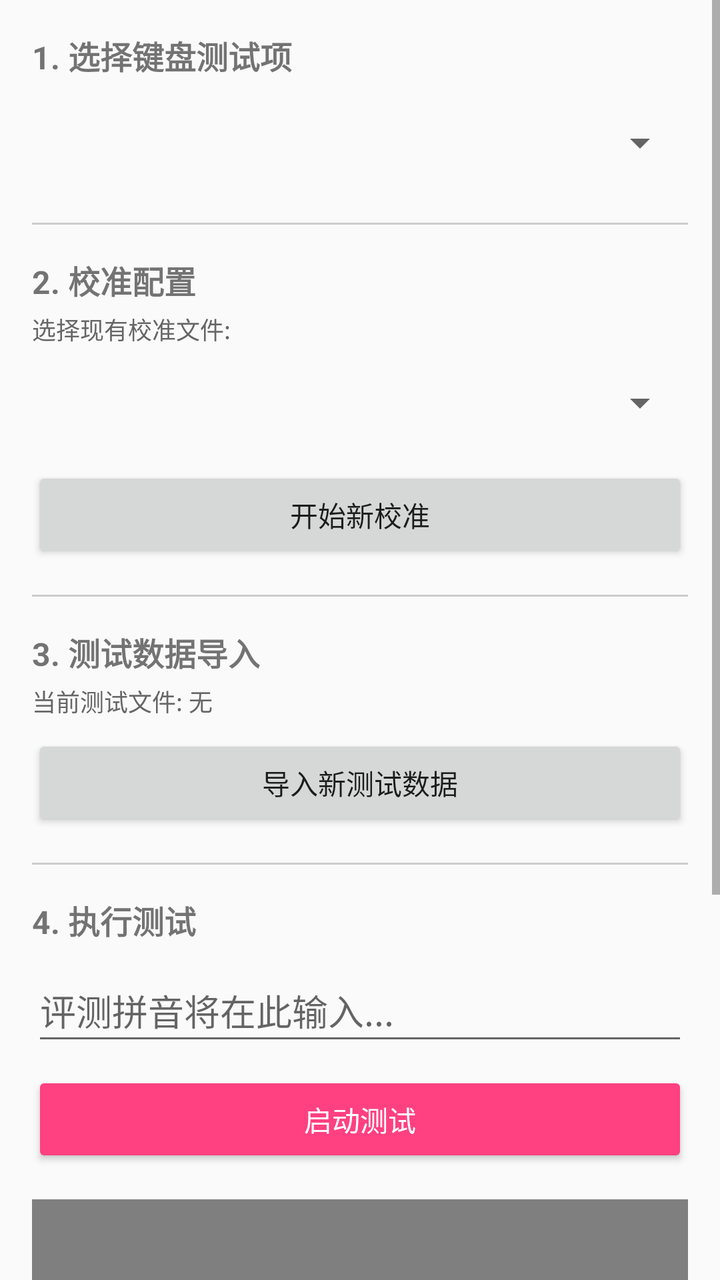
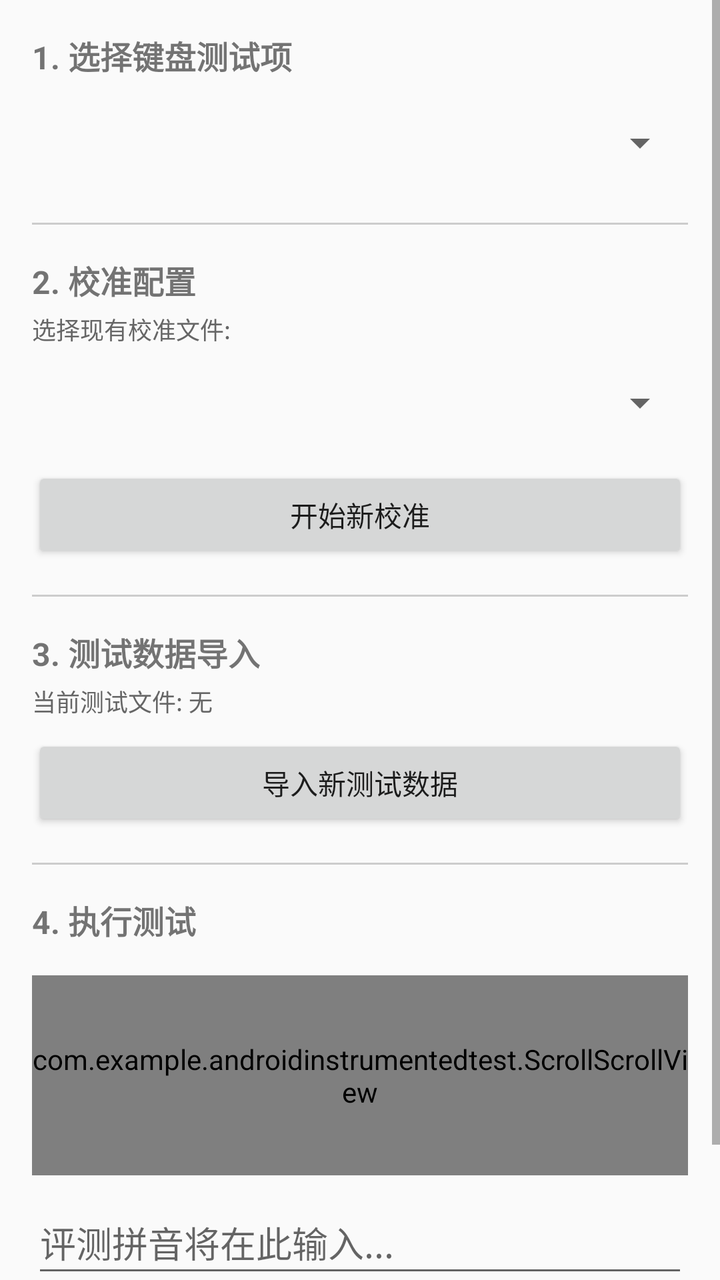

Before-and-after screenshots of an Android layout around one commit, followed by the original layout XML and the change that was made.
<!-- AndroidManifest.xml: activity theme Theme.AndroidInstrumentedTest -->
<!-- res/layout/activity_main.xml -->
<?xml version="1.0" encoding="utf-8"?>
<androidx.constraintlayout.widget.ConstraintLayout xmlns:android="http://schemas.android.com/apk/res/android"
    xmlns:app="http://schemas.android.com/apk/res-auto"
    xmlns:tools="http://schemas.android.com/tools"
    android:layout_width="match_parent"
    android:layout_height="match_parent"
    tools:context=".MainActivity">

    <ScrollView
        android:layout_width="match_parent"
        android:layout_height="match_parent">

        <LinearLayout
            android:layout_width="match_parent"
            android:layout_height="wrap_content"
            android:orientation="vertical"
            android:padding="16dp">

            
            <TextView
                android:layout_width="wrap_content"
                android:layout_height="wrap_content"
                android:text="1. 选择键盘测试项"
                android:textStyle="bold"
                android:textSize="16sp" />

            <Spinner
                android:id="@+id/keyboard_type_spinner"
                android:layout_width="match_parent"
                android:layout_height="48dp"
                android:layout_marginTop="8dp" />

            <View
                android:layout_width="match_parent"
                android:layout_height="1dp"
                android:background="#CCCCCC"
                android:layout_marginTop="16dp"
                android:layout_marginBottom="16dp" />

            
            <TextView
                android:layout_width="wrap_content"
                android:layout_height="wrap_content"
                android:text="2. 校准配置"
                android:textStyle="bold"
                android:textSize="16sp" />

            <TextView
                android:layout_width="match_parent"
                android:layout_height="wrap_content"
                android:layout_marginTop="4dp"
                android:text="选择现有校准文件:"
                android:textSize="12sp"
                android:textColor="#666666" />

            <Spinner
                android:id="@+id/calibration_file_spinner"
                android:layout_width="match_parent"
                android:layout_height="48dp"
                android:layout_marginTop="4dp" />

            <Button
                android:id="@+id/calibrate_button"
                android:layout_width="match_parent"
                android:layout_height="wrap_content"
                android:layout_marginTop="8dp"
                android:text="开始新校准" />

            <View
                android:layout_width="match_parent"
                android:layout_height="1dp"
                android:background="#CCCCCC"
                android:layout_marginTop="16dp"
                android:layout_marginBottom="16dp" />

            
            <TextView
                android:layout_width="wrap_content"
                android:layout_height="wrap_content"
                android:text="3. 测试数据导入"
                android:textStyle="bold"
                android:textSize="16sp" />

            <TextView
                android:id="@+id/current_test_data_text"
                android:layout_width="match_parent"
                android:layout_height="wrap_content"
                android:layout_marginTop="4dp"
                android:text="当前测试文件: 无"
                android:textSize="12sp"
                android:textColor="#666666" />

            <Button
                android:id="@+id/import_data_button"
                android:layout_width="match_parent"
                android:layout_height="wrap_content"
                android:layout_marginTop="8dp"
                android:text="导入新测试数据" />

            <View
                android:layout_width="match_parent"
                android:layout_height="1dp"
                android:background="#CCCCCC"
                android:layout_marginTop="16dp"
                android:layout_marginBottom="16dp" />

            
            <TextView
                android:layout_width="wrap_content"
                android:layout_height="wrap_content"
                android:text="4. 执行测试"
                android:textStyle="bold"
                android:textSize="16sp" />

            <EditText
                android:id="@+id/evaluation_edit_text"
                android:layout_width="match_parent"
                android:layout_height="wrap_content"
                android:layout_marginTop="8dp"
                android:minHeight="48dp"
                android:hint="评测拼音将在此输入..."
                android:visibility="visible" />

            <Button
                android:id="@+id/start_test_button"
                android:layout_width="match_parent"
                android:layout_height="wrap_content"
                android:layout_marginTop="8dp"
                android:text="启动测试"
                android:backgroundTint="#FF4081"
                android:textColor="#FFFFFF" />

            <com.example.androidinstrumentedtest.ScrollScrollView
                android:id="@+id/report_scroll_view"
                android:layout_width="match_parent"
                android:layout_height="300dp"
                android:layout_marginTop="16dp"
                android:background="#F5F5F5">

                <TextView
                    android:id="@+id/report_text_view"
                    android:layout_width="match_parent"
                    android:layout_height="wrap_content"
                    android:padding="12dp"
                    android:textIsSelectable="true"
                    android:textSize="12sp"
                    android:text="评测日志区域..." />
            </com.example.androidinstrumentedtest.ScrollScrollView>

        </LinearLayout>
    </ScrollView>

</androidx.constraintlayout.widget.ConstraintLayout>
<!-- resources referenced by this layout -->
<resources>
  <style name="Theme.AndroidInstrumentedTest" parent="Theme.AppCompat.Light.NoActionBar" />
</resources>

<!-- the commit's change to res/layout/activity_main.xml (unified diff, before → after) -->
@@ -7,10 +7,12 @@
     tools:context=".MainActivity">
 
     <ScrollView
+        android:id="@+id/main_scroll_view"
         android:layout_width="match_parent"
         android:layout_height="match_parent">
 
         <LinearLayout
+            android:id="@+id/main_content_container"
             android:layout_width="match_parent"
             android:layout_height="wrap_content"
             android:orientation="vertical"
@@ -112,6 +114,23 @@
                 android:textStyle="bold"
                 android:textSize="16sp" />
 
+            <com.example.androidinstrumentedtest.ScrollScrollView
+                android:id="@+id/report_scroll_view"
+                android:layout_width="match_parent"
+                android:layout_height="100dp"
+                android:layout_marginTop="16dp"
+                android:background="#F5F5F5">
+
+                <TextView
+                    android:id="@+id/report_text_view"
+                    android:layout_width="match_parent"
+                    android:layout_height="wrap_content"
+                    android:padding="12dp"
+                    android:textIsSelectable="true"
+                    android:textSize="12sp"
+                    android:text="评测日志区域..." />
+            </com.example.androidinstrumentedtest.ScrollScrollView>
+
             <EditText
                 android:id="@+id/evaluation_edit_text"
                 android:layout_width="match_parent"
@@ -126,26 +145,12 @@
                 android:layout_width="match_parent"
                 android:layout_height="wrap_content"
                 android:layout_marginTop="8dp"
-                android:text="启动测试"
-                android:backgroundTint="#FF4081"
+                android:text="请使用脚本文件启动测试"
+                android:enabled="false"
+                android:clickable="false"
+                android:focusable="false"
+                android:backgroundTint="#BDBDBD"
                 android:textColor="#FFFFFF" />
-
-            <com.example.androidinstrumentedtest.ScrollScrollView
-                android:id="@+id/report_scroll_view"
-                android:layout_width="match_parent"
-                android:layout_height="300dp"
-                android:layout_marginTop="16dp"
-                android:background="#F5F5F5">
-
-                <TextView
-                    android:id="@+id/report_text_view"
-                    android:layout_width="match_parent"
-                    android:layout_height="wrap_content"
-                    android:padding="12dp"
-                    android:textIsSelectable="true"
-                    android:textSize="12sp"
-                    android:text="评测日志区域..." />
-            </com.example.androidinstrumentedtest.ScrollScrollView>
 
         </LinearLayout>
     </ScrollView>
